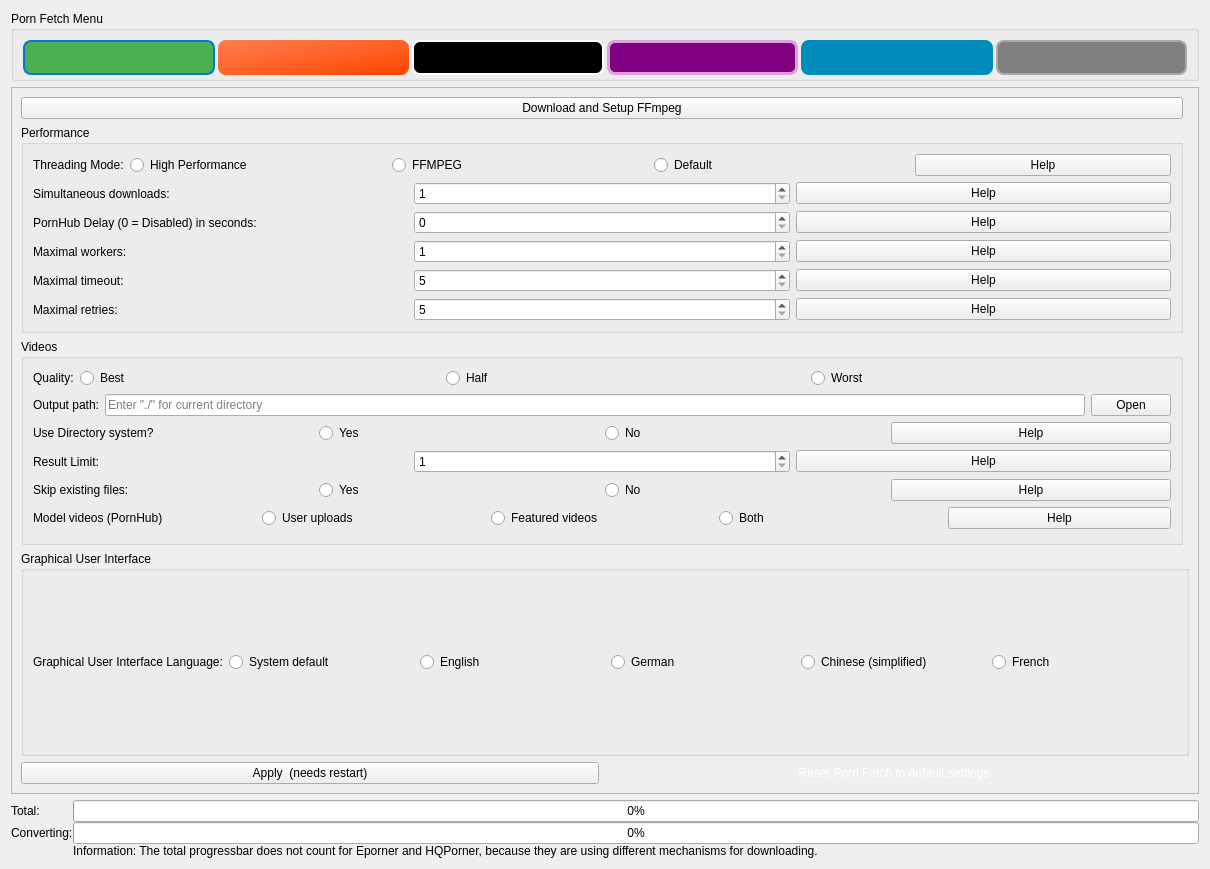
Above: src/frontend/form_desktop.ui from EchterAlsFake/Porn_Fetch before the change. Below: the same form after it.
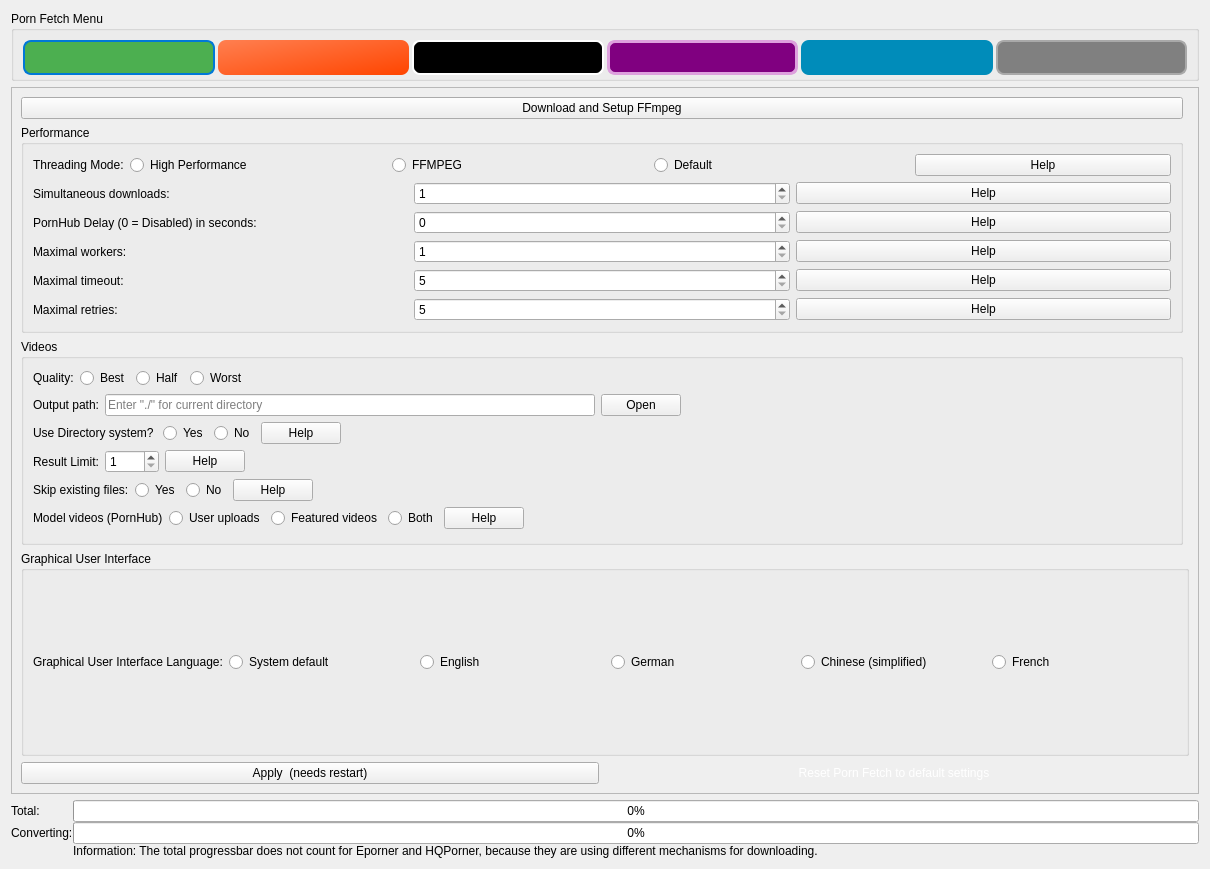
That is the form after the change. The open tabs and pages were chosen to show the change.

Commit message: - layout fix for the hqporner / eporner tab

The edit to the form file:
```diff
--- a/src/frontend/form_desktop.ui
+++ b/src/frontend/form_desktop.ui
@@ -2056,6 +2056,19 @@
                     </property>
                    </widget>
                   </item>
+                  <item>
+                   <spacer name="horizontalSpacer_6">
+                    <property name="orientation">
+                     <enum>Qt::Orientation::Horizontal</enum>
+                    </property>
+                    <property name="sizeHint" stdset="0">
+                     <size>
+                      <width>40</width>
+                      <height>20</height>
+                     </size>
+                    </property>
+                   </spacer>
+                  </item>
                  </layout>
                 </item>
                 <item row="3" column="0">
@@ -2087,6 +2100,19 @@
                     </property>
                    </widget>
                   </item>
+                  <item>
+                   <spacer name="horizontalSpacer_10">
+                    <property name="orientation">
+                     <enum>Qt::Orientation::Horizontal</enum>
+                    </property>
+                    <property name="sizeHint" stdset="0">
+                     <size>
+                      <width>40</width>
+                      <height>20</height>
+                     </size>
+                    </property>
+                   </spacer>
+                  </item>
                  </layout>
                 </item>
                 <item row="0" column="0">
@@ -2134,6 +2160,19 @@
                     </property>
                    </widget>
                   </item>
+                  <item>
+                   <spacer name="horizontalSpacer_7">
+                    <property name="orientation">
+                     <enum>Qt::Orientation::Horizontal</enum>
+                    </property>
+                    <property name="sizeHint" stdset="0">
+                     <size>
+                      <width>40</width>
+                      <height>20</height>
+                     </size>
+                    </property>
+                   </spacer>
+                  </item>
                  </layout>
                 </item>
                 <item row="4" column="0">
@@ -2166,6 +2205,19 @@
                     </property>
                    </widget>
                   </item>
+                  <item>
+                   <spacer name="horizontalSpacer_9">
+                    <property name="orientation">
+                     <enum>Qt::Orientation::Horizontal</enum>
+                    </property>
+                    <property name="sizeHint" stdset="0">
+                     <size>
+                      <width>40</width>
+                      <height>20</height>
+                     </size>
+                    </property>
+                   </spacer>
+                  </item>
                  </layout>
                 </item>
                 <item row="2" column="0">
@@ -2207,6 +2259,19 @@
                     </property>
                    </widget>
                   </item>
+                  <item>
+                   <spacer name="horizontalSpacer_8">
+                    <property name="orientation">
+                     <enum>Qt::Orientation::Horizontal</enum>
+                    </property>
+                    <property name="sizeHint" stdset="0">
+                     <size>
+                      <width>40</width>
+                      <height>20</height>
+                     </size>
+                    </property>
+                   </spacer>
+                  </item>
                  </layout>
                 </item>
                 <item row="5" column="0">
@@ -2246,6 +2311,19 @@
                     </property>
                    </widget>
                   </item>
+                  <item>
+                   <spacer name="horizontalSpacer_11">
+                    <property name="orientation">
+                     <enum>Qt::Orientation::Horizontal</enum>
+                    </property>
+                    <property name="sizeHint" stdset="0">
+                     <size>
+                      <width>40</width>
+                      <height>20</height>
+                     </size>
+                    </property>
+                   </spacer>
+                  </item>
                  </layout>
                 </item>
                </layout>
```
Left out of the diff: 1413 changed lines with no effect on the pictures. The commit also changes 1 other file.
